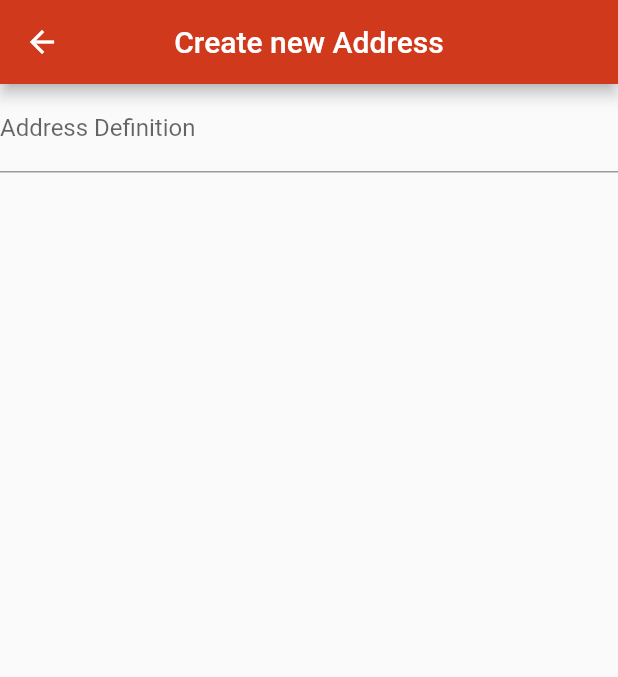
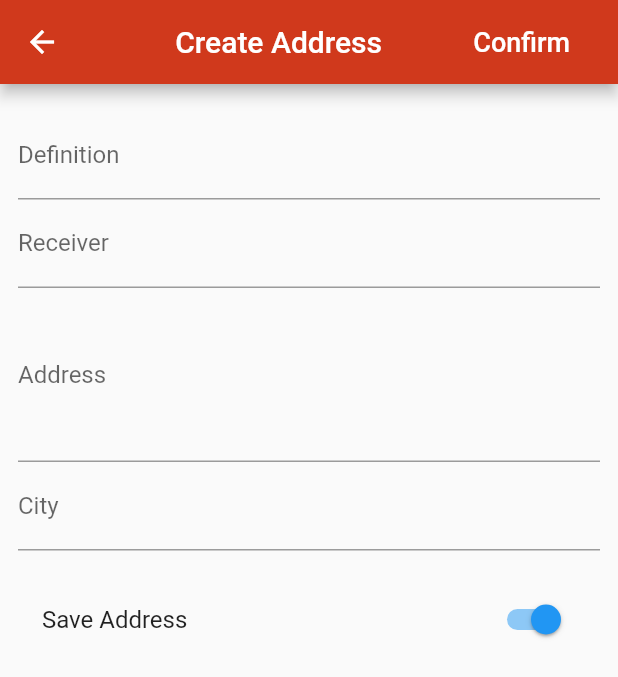
Before and after one commit to komnatadeveloper/tech_store, a Flutter app: the CreateNewAddressScreen screen opened by its route, on a phone screen of 412 x 824 dp. Shown: the top 677 px of the screen. Run offline on Flutter 3.47's test engine with Material 2 defaults, Android fonts, the phone set to English and light mode, and no system bars; our stand-ins replace carousel_slider, flutter_credit_card; missing offline and left inert: flutter_mobile_carousel; accounts and stored records are empty.

Commit message:
Update to Address Add Screen

```diff
--- a/lib/constants/constants.dart
+++ b/lib/constants/constants.dart
@@ -1,3 +1,3 @@
 
 
-const apiUrl = 'http://192.168.1.26:5000';
+const apiUrl = 'http://192.168.1.20:5000';
--- a/lib/screens/create_new_address/create_new_address_screen.dart
+++ b/lib/screens/create_new_address/create_new_address_screen.dart
@@ -18,12 +18,15 @@ class _CreateNewAddressScreenState extends State<CreateNewAddressScreen> {
     addressString: '',
     city: ''
   );
+  bool _willSaveAddress = true;
+  // focus nodes
   final _definitionFocusNode = FocusNode();
   final _receiverFocusNode = FocusNode();
   final _addressStringFocusNode = FocusNode();
   final _cityFocusNode = FocusNode();
+  // global key
+  final _addAddressFormGlobalKey = GlobalKey<FormState>();
 
-  final _addAddressFormGlobalKey = GlobalKey<FormState>();
 
   @override
   void dispose() {
@@ -42,12 +45,49 @@ class _CreateNewAddressScreenState extends State<CreateNewAddressScreen> {
     return Scaffold(
       appBar: AppBar(
         backgroundColor: _appbarBackgroundColor,
-        title: Text('Create new Address'),
+        // title: Text('Create Address'),
+        title: Row(
+          children: <Widget>[
+            Expanded(
+              child: Center(child: Text('Create Address')),
+            ),
+            FlatButton(
+              child: Text(
+                'Confirm',
+                style: TextStyle(
+                  color: Colors.white,
+                  fontSize: 18
+                ),
+              ),
+              onPressed: () {
+
+              },
+            )
+          ],
+        ),
+        // actions: <Widget>[
+        //   Expanded(
+        //     child: Row(
+        //       children: <Widget>[
+        //         Expanded(
+        //           child: Text('Create Address'),
+        //         ),
+        //         FlatButton(
+        //           child: Text('Accept'),
+        //           onPressed: () {
+
+        //           },
+        //         )
+        //       ],
+        //     ),
+        //   )
+        // ],
         centerTitle: true,
       ),
       body: Container(
         height: double.infinity,
         width: double.infinity,
+        padding: EdgeInsets.symmetric(horizontal: 12),
         child: Form(
           key: _addAddressFormGlobalKey,
           child: SingleChildScrollView(
@@ -55,11 +95,18 @@ class _CreateNewAddressScreenState extends State<CreateNewAddressScreen> {
               width: double.infinity,
               child: Column(
                 children: <Widget>[
+                  SizedBox(height: 18,),
                   TextFormField(
                     decoration: InputDecoration(
-                      labelText: 'Address Definition'
+                      labelText: 'Definition'
                     ),
-                    focusNode: _receiverFocusNode,
+                    focusNode: _definitionFocusNode,
+                    textInputAction: TextInputAction.next,
+                    onFieldSubmitted: ( _ ) {
+                      FocusScope.of(context).requestFocus(
+                        _receiverFocusNode
+                      );
+                    },
                     onSaved: ( val ) {
                       _formData = AddressModel(
                         definition: val,
@@ -68,7 +115,77 @@ class _CreateNewAddressScreenState extends State<CreateNewAddressScreen> {
                         city: _formData.city
                       );
                     },
-                  )
+                  ),
+                  TextFormField(
+                    decoration: InputDecoration(
+                      labelText: 'Receiver'
+                    ),
+                    focusNode: _receiverFocusNode,
+                    textInputAction: TextInputAction.next,
+                    onFieldSubmitted: ( _ ) {
+                      FocusScope.of(context).requestFocus(
+                        _addressStringFocusNode
+                      );
+                    },
+                    onSaved: ( val ) {
+                      _formData = AddressModel(
+                        definition: _formData.definition,
+                        receiver: val,
+                        addressString: _formData.addressString,
+                        city: _formData.city
+                      );
+                    },
+                  ),
+                  TextFormField(
+                    decoration: InputDecoration(
+                      labelText: 'Address',
+                    ),
+                    focusNode: _addressStringFocusNode,
+                    maxLines: 4,
+                    textInputAction: TextInputAction.newline,
+
+                    onSaved: ( val ) {
+                      _formData = AddressModel(
+                        definition: _formData.definition,
+                        receiver: _formData.receiver,
+                        addressString: val,
+                        city: _formData.city
+                      );
+                    },
+                  ),
+                  TextFormField(
+                    decoration: InputDecoration(
+                      labelText: 'City',
+                    ),
+                    focusNode: _cityFocusNode,
+
+                    onSaved: ( val ) {
+                      _formData = AddressModel(
+                        definition: _formData.definition,
+                        receiver: _formData.receiver,
+                        addressString: _formData.addressString,
+                        city: val
+                      );
+                    },
+                  ),
+
+                  Container(
+                    height: 40,
+                    margin: EdgeInsets.only(
+                      top: 18
+                    ),
+                    child: new SwitchListTile(
+                      title: const Text('Save Address'),
+                      value: _willSaveAddress,
+                      onChanged: (value) {
+                        setState(() {
+                          _willSaveAddress = !_willSaveAddress;
+                        });
+                      },
+                    ),
+                  ),
+
+                  SizedBox(height: 18,),
                 ],
               ),
             ),
```
